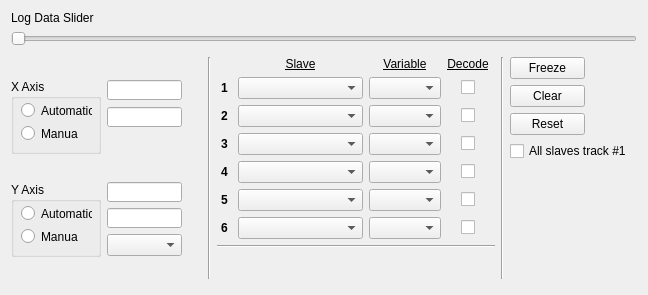
The window that ui/w_2dplot.ui (JFDuval/flexsea-plan) describes before a commit, drawn with Qt 5.
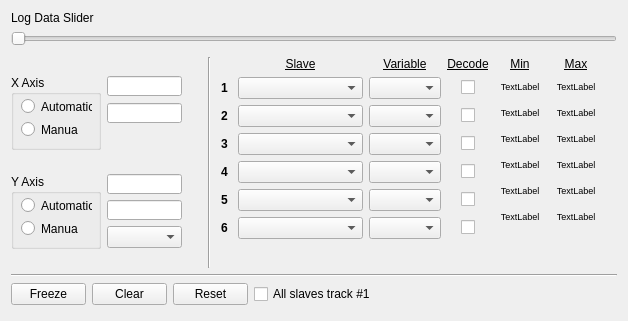
The same window after the commit.

Commit message: Modified 2DPlot's appearance. Added min/max fields

Patch:
```diff
--- a/ui/w_2dplot.ui
+++ b/ui/w_2dplot.ui
@@ -6,10 +6,16 @@
    <rect>
     <x>0</x>
     <y>0</y>
-    <width>648</width>
-    <height>295</height>
+    <width>628</width>
+    <height>321</height>
    </rect>
   </property>
+  <property name="minimumSize">
+   <size>
+    <width>600</width>
+    <height>0</height>
+   </size>
+  </property>
   <property name="windowTitle">
    <string>Form</string>
   </property>
@@ -437,13 +443,6 @@
            </property>
           </widget>
          </item>
-         <item row="7" column="0" colspan="7">
-          <widget class="Line" name="line">
-           <property name="orientation">
-            <enum>Qt::Horizontal</enum>
-           </property>
-          </widget>
-         </item>
         </layout>
        </item>
        <item row="1" column="1">
@@ -699,110 +698,482 @@
        </property>
       </spacer>
      </item>
-     <item row="0" column="7">
-      <spacer name="horizontalSpacer_2">
-       <property name="orientation">
-        <enum>Qt::Horizontal</enum>
-       </property>
-       <property name="sizeHint" stdset="0">
-        <size>
-         <width>5</width>
-         <height>5</height>
-        </size>
-       </property>
-      </spacer>
-     </item>
-     <item row="0" column="6">
+     <item row="0" column="5">
       <layout class="QGridLayout" name="gridLayout_6">
-       <item row="0" column="0">
-        <widget class="QPushButton" name="pushButtonFreeze">
-         <property name="sizePolicy">
-          <sizepolicy hsizetype="Fixed" vsizetype="Fixed">
-           <horstretch>0</horstretch>
-           <verstretch>0</verstretch>
-          </sizepolicy>
+       <item row="6" column="1">
+        <widget class="QLabel" name="label_6_max">
+         <property name="minimumSize">
+          <size>
+           <width>50</width>
+           <height>20</height>
+          </size>
          </property>
+         <property name="maximumSize">
+          <size>
+           <width>16777215</width>
+           <height>20</height>
+          </size>
+         </property>
+         <property name="font">
+          <font>
+           <pointsize>7</pointsize>
+          </font>
+         </property>
+         <property name="text">
+          <string>TextLabel</string>
+         </property>
+         <property name="alignment">
+          <set>Qt::AlignCenter</set>
+         </property>
+        </widget>
+       </item>
+       <item row="6" column="0">
+        <widget class="QLabel" name="label_6_min">
          <property name="minimumSize">
           <size>
-           <width>75</width>
-           <height>0</height>
+           <width>50</width>
+           <height>20</height>
           </size>
          </property>
          <property name="maximumSize">
           <size>
-           <width>75</width>
-           <height>16777215</height>
+           <width>16777215</width>
+           <height>20</height>
           </size>
          </property>
+         <property name="font">
+          <font>
+           <pointsize>7</pointsize>
+          </font>
+         </property>
          <property name="text">
-          <string>Freeze</string>
+          <string>TextLabel</string>
+         </property>
+         <property name="alignment">
+          <set>Qt::AlignCenter</set>
+         </property>
+        </widget>
+       </item>
+       <item row="5" column="1">
+        <widget class="QLabel" name="label_5_max">
+         <property name="minimumSize">
+          <size>
+           <width>50</width>
+           <height>20</height>
+          </size>
+         </property>
+         <property name="maximumSize">
+          <size>
+           <width>16777215</width>
+           <height>20</height>
+          </size>
+         </property>
+         <property name="font">
+          <font>
+           <pointsize>7</pointsize>
+          </font>
+         </property>
+         <property name="text">
+          <string>TextLabel</string>
+         </property>
+         <property name="alignment">
+          <set>Qt::AlignCenter</set>
+         </property>
+        </widget>
+       </item>
+       <item row="5" column="0">
+        <widget class="QLabel" name="label_5_min">
+         <property name="minimumSize">
+          <size>
+           <width>50</width>
+           <height>20</height>
+          </size>
+         </property>
+         <property name="maximumSize">
+          <size>
+           <width>16777215</width>
+           <height>20</height>
+          </size>
+         </property>
+         <property name="font">
+          <font>
+           <pointsize>7</pointsize>
+          </font>
+         </property>
+         <property name="text">
+          <string>TextLabel</string>
+         </property>
+         <property name="alignment">
+          <set>Qt::AlignCenter</set>
+         </property>
+        </widget>
+       </item>
+       <item row="2" column="1">
+        <widget class="QLabel" name="label_2_max">
+         <property name="minimumSize">
+          <size>
+           <width>50</width>
+           <height>20</height>
+          </size>
+         </property>
+         <property name="maximumSize">
+          <size>
+           <width>16777215</width>
+           <height>20</height>
+          </size>
+         </property>
+         <property name="font">
+          <font>
+           <pointsize>7</pointsize>
+          </font>
+         </property>
+         <property name="text">
+          <string>TextLabel</string>
+         </property>
+         <property name="alignment">
+          <set>Qt::AlignCenter</set>
+         </property>
+        </widget>
+       </item>
+       <item row="4" column="1">
+        <widget class="QLabel" name="label_4_max">
+         <property name="minimumSize">
+          <size>
+           <width>50</width>
+           <height>20</height>
+          </size>
+         </property>
+         <property name="maximumSize">
+          <size>
+           <width>16777215</width>
+           <height>20</height>
+          </size>
+         </property>
+         <property name="font">
+          <font>
+           <pointsize>7</pointsize>
+          </font>
+         </property>
+         <property name="text">
+          <string>TextLabel</string>
+         </property>
+         <property name="alignment">
+          <set>Qt::AlignCenter</set>
+         </property>
+        </widget>
+       </item>
+       <item row="3" column="1">
+        <widget class="QLabel" name="label_3_max">
+         <property name="minimumSize">
+          <size>
+           <width>50</width>
+           <height>20</height>
+          </size>
+         </property>
+         <property name="maximumSize">
+          <size>
+           <width>16777215</width>
+           <height>20</height>
+          </size>
+         </property>
+         <property name="font">
+          <font>
+           <pointsize>7</pointsize>
+          </font>
+         </property>
+         <property name="text">
+          <string>TextLabel</string>
+         </property>
+         <property name="alignment">
+          <set>Qt::AlignCenter</set>
+         </property>
+        </widget>
+       </item>
+       <item row="2" column="0">
+        <widget class="QLabel" name="label_2_min">
+         <property name="minimumSize">
+          <size>
+           <width>50</width>
+           <height>20</height>
+          </size>
+         </property>
+         <property name="maximumSize">
+          <size>
+           <width>16777215</width>
+           <height>20</height>
+          </size>
+         </property>
+         <property name="font">
+          <font>
+           <pointsize>7</pointsize>
+          </font>
+         </property>
+         <property name="text">
+          <string>TextLabel</string>
+         </property>
+         <property name="alignment">
+          <set>Qt::AlignCenter</set>
+         </property>
+        </widget>
+       </item>
+       <item row="4" column="0">
+        <widget class="QLabel" name="label_4_min">
+         <property name="minimumSize">
+          <size>
+           <width>50</width>
+           <height>20</height>
+          </size>
+         </property>
+         <property name="maximumSize">
+          <size>
+           <width>16777215</width>
+           <height>20</height>
+          </size>
+         </property>
+         <property name="font">
+          <font>
+           <pointsize>7</pointsize>
+          </font>
+         </property>
+         <property name="text">
+          <string>TextLabel</string>
+         </property>
+         <property name="alignment">
+          <set>Qt::AlignCenter</set>
          </property>
         </widget>
        </item>
        <item row="3" column="0">
-        <widget class="QCheckBox" name="checkBoxTrack">
+        <widget class="QLabel" name="label_3_min">
+         <property name="minimumSize">
+          <size>
+           <width>50</width>
+           <height>20</height>
+          </size>
+         </property>
+         <property name="maximumSize">
+          <size>
+           <width>16777215</width>
+           <height>20</height>
+          </size>
+         </property>
+         <property name="font">
+          <font>
+           <pointsize>7</pointsize>
+          </font>
+         </property>
          <property name="text">
-          <string>All slaves track #1</string>
+          <string>TextLabel</string>
+         </property>
+         <property name="alignment">
+          <set>Qt::AlignCenter</set>
+         </property>
+        </widget>
+       </item>
+       <item row="0" column="0">
+        <widget class="QLabel" name="label_4">
+         <property name="minimumSize">
+          <size>
+           <width>50</width>
+           <height>13</height>
+          </size>
+         </property>
+         <property name="maximumSize">
+          <size>
+           <width>16777215</width>
+           <height>13</height>
+          </size>
+         </property>
+         <property name="text">
+          <string>&lt;html&gt;&lt;head/&gt;&lt;body&gt;&lt;p&gt;&lt;span style=&quot; text-decoration: underline;&quot;&gt;Min&lt;/span&gt;&lt;/p&gt;&lt;/body&gt;&lt;/html&gt;</string>
+         </property>
+         <property name="alignment">
+          <set>Qt::AlignCenter</set>
+         </property>
+        </widget>
+       </item>
+       <item row="1" column="1">
+        <widget class="QLabel" name="label_1_max">
+         <property name="minimumSize">
+          <size>
+           <width>50</width>
+           <height>20</height>
+          </size>
+         </property>
+         <property name="maximumSize">
+          <size>
+           <width>16777215</width>
+           <height>20</height>
+          </size>
+         </property>
+         <property name="font">
+          <font>
+           <pointsize>7</pointsize>
+          </font>
+         </property>
+         <property name="text">
+          <string>TextLabel</string>
+         </property>
+         <property name="alignment">
+          <set>Qt::AlignCenter</set>
          </property>
         </widget>
        </item>
        <item row="1" column="0">
-        <widget class="QPushButton" name="pushButtonClear">
+        <widget class="QLabel" name="label_1_min">
          <property name="minimumSize">
           <size>
-           <width>75</width>
-           <height>0</height>
+           <width>50</width>
+           <height>20</height>
           </size>
          </property>
          <property name="maximumSize">
           <size>
-           <width>75</width>
-           <height>16777215</height>
+           <width>16777215</width>
+           <height>20</height>
           </size>
          </property>
+         <property name="font">
+          <font>
+           <pointsize>7</pointsize>
+          </font>
+         </property>
          <property name="text">
-          <string>Clear</string>
+          <string>TextLabel</string>
          </property>
+         <property name="alignment">
+          <set>Qt::AlignCenter</set>
+         </property>
         </widget>
        </item>
-       <item row="4" column="0">
+       <item row="0" column="1">
+        <widget class="QLabel" name="label_5">
+         <property name="minimumSize">
+          <size>
+           <width>50</width>
+           <height>13</height>
+          </size>
+         </property>
+         <property name="maximumSize">
+          <size>
+           <width>16777215</width>
+           <height>13</height>
+          </size>
+         </property>
+         <property name="text">
+          <string>&lt;html&gt;&lt;head/&gt;&lt;body&gt;&lt;p&gt;&lt;span style=&quot; text-decoration: underline;&quot;&gt;Max&lt;/span&gt;&lt;/p&gt;&lt;/body&gt;&lt;/html&gt;</string>
+         </property>
+         <property name="alignment">
+          <set>Qt::AlignCenter</set>
+         </property>
+        </widget>
+       </item>
+       <item row="7" column="0">
         <spacer name="verticalSpacer_5">
          <property name="orientation">
           <enum>Qt::Vertical</enum>
          </property>
          <property name="sizeHint" stdset="0">
           <size>
-           <width>5</width>
-           <height>5</height>
+           <width>20</width>
+           <height>1</height>
           </size>
          </property>
         </spacer>
        </item>
-       <item row="2" column="0">
-        <widget class="QPushButton" name="pbReset">
-         <property name="minimumSize">
-          <size>
-           <width>75</width>
-           <height>0</height>
-          </size>
-         </property>
-         <property name="maximumSize">
-          <size>
-           <width>75</width>
-           <height>16777215</height>
-          </size>
-         </property>
-         <property name="text">
-          <string>Reset</string>
-         </property>
-        </widget>
-       </item>
       </layout>
      </item>
-     <item row="0" column="5">
-      <widget class="Line" name="line_3">
+     <item row="0" column="6">
+      <spacer name="horizontalSpacer_2">
        <property name="orientation">
-        <enum>Qt::Vertical</enum>
+        <enum>Qt::Horizontal</enum>
+       </property>
+       <property name="sizeHint" stdset="0">
+        <size>
+         <width>5</width>
+         <height>5</height>
+        </size>
+       </property>
+      </spacer>
+     </item>
+    </layout>
+   </item>
+   <item>
+    <widget class="Line" name="line_4">
+     <property name="orientation">
+      <enum>Qt::Horizontal</enum>
+     </property>
+    </widget>
+   </item>
+   <item>
+    <layout class="QGridLayout" name="gridLayout_4">
+     <item row="0" column="2">
+      <widget class="QPushButton" name="pbReset">
+       <property name="minimumSize">
+        <size>
+         <width>75</width>
+         <height>0</height>
+        </size>
+       </property>
+       <property name="maximumSize">
+        <size>
+         <width>75</width>
+         <height>16777215</height>
+        </size>
+       </property>
+       <property name="text">
+        <string>Reset</string>
+       </property>
+      </widget>
+     </item>
+     <item row="0" column="0">
+      <widget class="QPushButton" name="pushButtonFreeze">
+       <property name="sizePolicy">
+        <sizepolicy hsizetype="Fixed" vsizetype="Fixed">
+         <horstretch>0</horstretch>
+         <verstretch>0</verstretch>
+        </sizepolicy>
+       </property>
+       <property name="minimumSize">
+        <size>
+         <width>75</width>
+         <height>0</height>
+        </size>
+       </property>
+       <property name="maximumSize">
+        <size>
+         <width>75</width>
+         <height>16777215</height>
+        </size>
+       </property>
+       <property name="text">
+        <string>Freeze</string>
+       </property>
+      </widget>
+     </item>
+     <item row="0" column="1">
+      <widget class="QPushButton" name="pushButtonClear">
+       <property name="minimumSize">
+        <size>
+         <width>75</width>
+         <height>0</height>
+        </size>
+       </property>
+       <property name="maximumSize">
+        <size>
+         <width>75</width>
+         <height>16777215</height>
+        </size>
+       </property>
+       <property name="text">
+        <string>Clear</string>
+       </property>
+      </widget>
+     </item>
+     <item row="0" column="3">
+      <widget class="QCheckBox" name="checkBoxTrack">
+       <property name="text">
+        <string>All slaves track #1</string>
        </property>
       </widget>
      </item>
```
Left out of the diff: 286 changed lines with no effect on the pictures.
